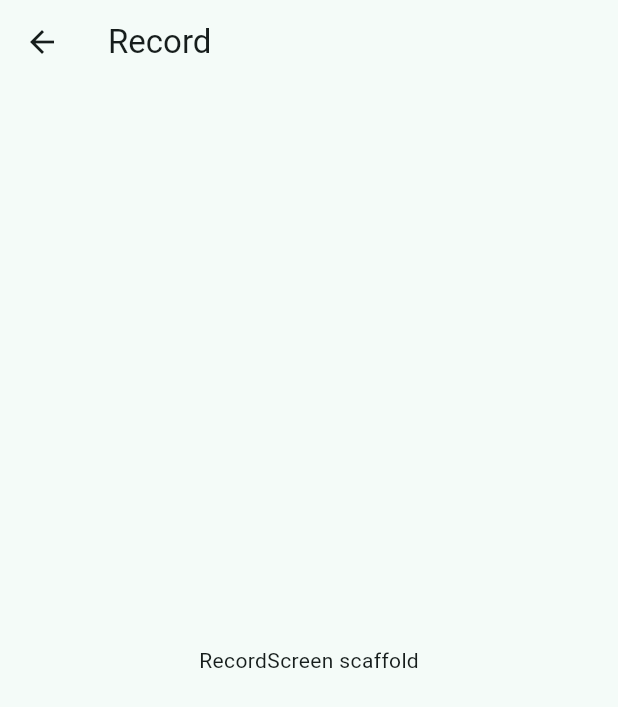
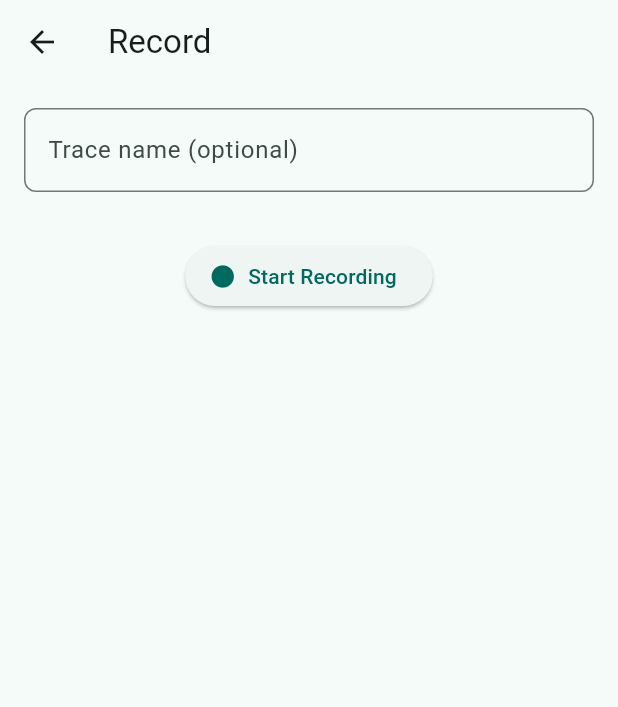
Before and after one commit to pan88kis/pathly, a Flutter app: the RecordScreen screen opened by its route, on a phone screen of 412 x 824 dp. Shown: the top 707 px of the screen. Run offline on Flutter 3.47's test engine with Material 3 defaults, Android fonts, the phone set to English and light mode, and no system bars; our stand-ins replace permission_handler.

Commit message:
record_screen

```diff
--- a/lib/screens/record_screen.dart
+++ b/lib/screens/record_screen.dart
@@ -1,17 +1,235 @@
 import 'package:flutter/material.dart';
+import '../models/trace_model.dart';
 
-class RecordScreen extends StatelessWidget {
+class RecordScreen extends StatefulWidget {
   const RecordScreen({super.key});
 
   static const routeName = '/record';
 
   @override
+  State<RecordScreen> createState() => _RecordScreenState();
+}
+
+class _RecordScreenState extends State<RecordScreen> {
+  late List<TracePoint> _points;
+  bool _isRecording = false;
+  bool _isCountingDown = false;
+  int _countdown = 3;
+  String _traceName = '';
+
+  @override
+  void initState() {
+    super.initState();
+    _points = [];
+  }
+
+  /// Start 3-second countdown
+  void _startCountdown() {
+    setState(() {
+      _isCountingDown = true;
+      _countdown = 3;
+    });
+
+    Future.doWhile(() async {
+      await Future.delayed(const Duration(seconds: 1));
+      setState(() => _countdown--);
+      return _countdown > 0;
+    }).then((_) {
+      if (mounted) {
+        setState(() {
+          _isCountingDown = false;
+          _isRecording = true;
+          _points.clear();
+        });
+      }
+    });
+  }
+
+  /// Handle touch movement
+  void _onPointerMove(PointerMoveEvent event) {
+    if (!_isRecording) return;
+
+    setState(() {
+      final renderBox = context.findRenderObject() as RenderBox;
+      final position = renderBox.globalToLocal(event.position);
+      _points.add(TracePoint(
+        x: position.dx,
+        y: position.dy,
+        timestamp: DateTime.now(),
+      ));
+    });
+  }
+
+  /// Handle touch up (end of stroke or pause)
+  void _onPointerUp(PointerUpEvent event) {
+    // Optional: Could add stroke separation here if needed
+  }
+
+  /// Stop and save the trace
+  void _stopAndSave() {
+    if (_points.isEmpty) {
+      ScaffoldMessenger.of(context).showSnackBar(
+        const SnackBar(content: Text('No trace to save!')),
+      );
+      return;
+    }
+
+    final traceName = _traceName.isEmpty
+        ? 'Trace ${DateTime.now().toIso8601String()}'
+        : _traceName;
+
+    final trace = TraceModel(
+      name: traceName,
+      createdAt: DateTime.now(),
+      points: _points,
+    );
+
+    // TODO: Save to Hive/database
+    final json = trace.toJson();
+    print('Saved trace: $json');
+
+    setState(() {
+      _isRecording = false;
+      _points.clear();
+      _traceName = '';
+    });
+
+    ScaffoldMessenger.of(context).showSnackBar(
+      SnackBar(
+        content: Text('Trace saved: $traceName (${_points.length} points)'),
+        duration: const Duration(seconds: 2),
+      ),
+    );
+  }
+
+  @override
   Widget build(BuildContext context) {
     return Scaffold(
       appBar: AppBar(title: const Text('Record')),
-      body: const Center(
-        child: Text('RecordScreen scaffold'),
+      body: Column(
+        children: [
+          // Trace name input
+          if (!_isRecording && !_isCountingDown)
+            Padding(
+              padding: const EdgeInsets.all(16),
+              child: TextField(
+                onChanged: (value) => _traceName = value,
+                decoration: InputDecoration(
+                  hintText: 'Trace name (optional)',
+                  border: OutlineInputBorder(
+                    borderRadius: BorderRadius.circular(8),
+                  ),
+                ),
+              ),
+            ),
+
+          // Countdown display
+          if (_isCountingDown)
+            Expanded(
+              child: Center(
+                child: Text(
+                  _countdown.toString(),
+                  style: Theme.of(context).textTheme.displayLarge,
+                ),
+              ),
+            ),
+
+          // Drawing canvas
+          if (_isRecording)
+            Expanded(
+              child: Listener(
+                onPointerMove: _onPointerMove,
+                onPointerUp: _onPointerUp,
+                child: CustomPaint(
+                  painter: TracePainter(_points),
+                  child: Container(
+                    decoration: BoxDecoration(
+                      border:
+                          Border.all(color: Colors.grey, width: 2),
+                      color: Colors.white,
+                    ),
+                  ),
+                ),
+              ),
+            ),
+
+          // Points counter
+          if (_isRecording)
+            Padding(
+              padding: const EdgeInsets.all(16),
+              child: Text(
+                'Points: ${_points.length}',
+                style: Theme.of(context).textTheme.bodyLarge,
+              ),
+            ),
+
+          // Action buttons
+          Padding(
+            padding: const EdgeInsets.all(16),
+            child: Row(
+              mainAxisAlignment: MainAxisAlignment.spaceEvenly,
+              children: [
+                if (!_isRecording && !_isCountingDown)
+                  ElevatedButton.icon(
+                    onPressed: _startCountdown,
+                    icon: const Icon(Icons.circle),
+                    label: const Text('Start Recording'),
+                  ),
+                if (_isRecording)
+                  ElevatedButton.icon(
+                    onPressed: _stopAndSave,
+                    icon: const Icon(Icons.save),
+                    label: const Text('Stop & Save'),
+                  ),
+              ],
+            ),
+          ),
+        ],
       ),
     );
   }
 }
+
+/// Custom painter for drawing the trace
+class TracePainter extends CustomPainter {
+  final List<TracePoint> points;
+
+  TracePainter(this.points);
+
+  @override
+  void paint(Canvas canvas, Size size) {
+    final paint = Paint()
+      ..color = Colors.teal
+      ..strokeWidth = 3
+      ..strokeCap = StrokeCap.round
+      ..strokeJoin = StrokeJoin.round;
+
+    if (points.isEmpty) return;
+
+    // Draw lines between consecutive points
+    for (int i = 0; i < points.length - 1; i++) {
+      canvas.drawLine(
+        Offset(points[i].x, points[i].y),
+        Offset(points[i + 1].x, points[i + 1].y),
+        paint,
+      );
+    }
+
+    // Draw points as small circles
+    final pointPaint = Paint()
+      ..color = Colors.teal.withOpacity(0.5)
+      ..style = PaintingStyle.fill;
+
+    for (final point in points) {
+      canvas.drawCircle(
+        Offset(point.x, point.y),
+        2,
+        pointPaint,
+      );
+    }
+  }
+
+  @override
+  bool shouldRepaint(TracePainter oldDelegate) =>
+      oldDelegate.points.length != points.length;
+}
```
